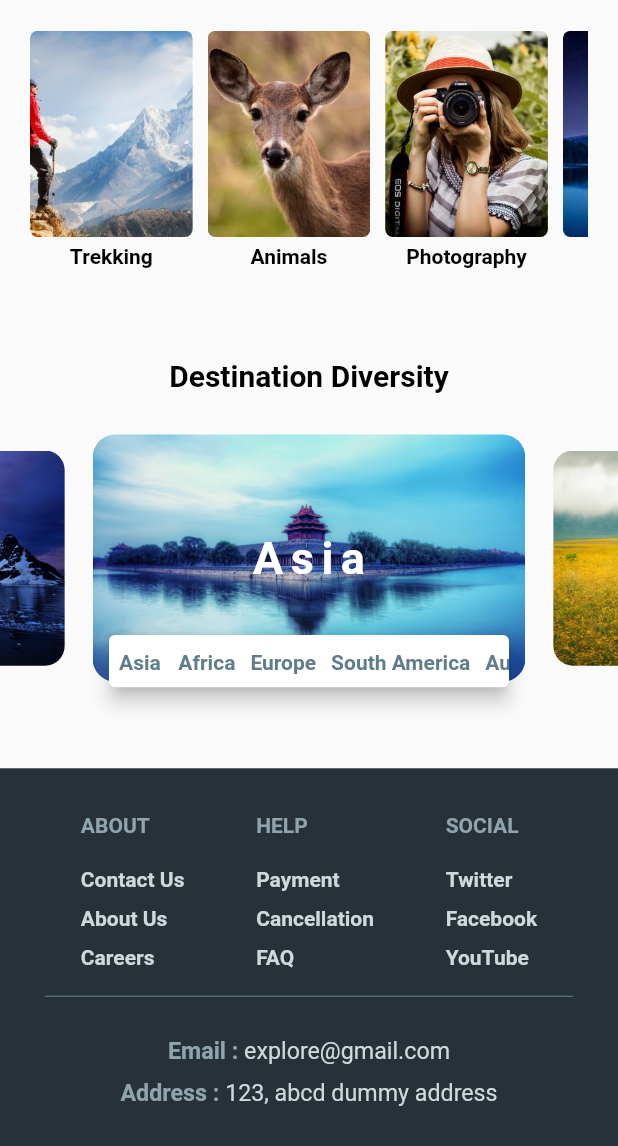
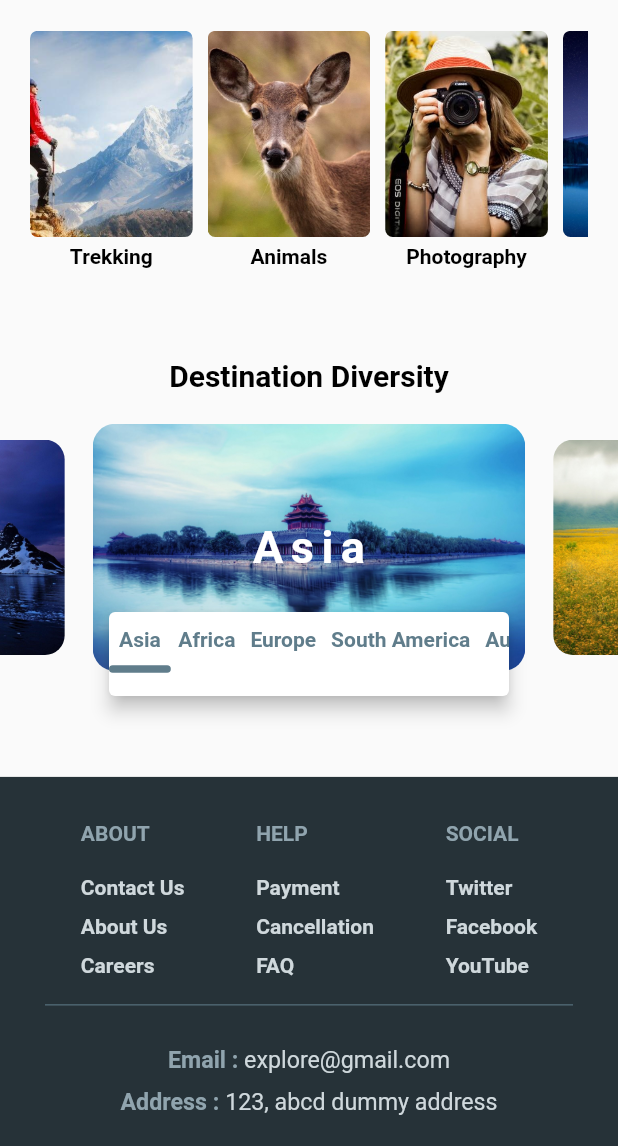
Before and after one commit to JadhavMonalisa/webpoc, a Flutter app: the screen it shows after launch, scrolled down 576 dp, on a phone screen of 412 x 824 dp, the part 90-1236 px from its top. Run offline on Flutter 3.47's test engine with Material 2 defaults, Android fonts, the light colour scheme and no system bars; drawn by our look-alikes of carousel_slider; our stand-ins replace shared_preferences.

```diff
--- a/lib/home/web/home/app_bar.dart
+++ b/lib/home/web/home/app_bar.dart
@@ -25,7 +25,7 @@ class _CustomHomeAppBarState extends State<CustomHomeAppBar> {
       child: Consumer<ThemeChangeModel>(
           builder: (context, ThemeChangeModel themeProvider,child){
         return Container(
-          color: appBarColor.withOpacity(widget.opacity!),
+          color: blueGrey900.withOpacity(widget.opacity!),
           child: Padding(
             padding: const EdgeInsets.all(10.0),
             child: Row(
@@ -44,7 +44,7 @@ class _CustomHomeAppBarState extends State<CustomHomeAppBar> {
                     Column(
                       mainAxisSize: MainAxisSize.min,
                       children: [
-                        buildTextWidget("Discover",fontColor: isHovering[0] ? appBarTextLightBlueColor : whiteColor ),
+                        buildTextWidget("Discover",fontColor: isHovering[0] ? blue200 : whiteColor ),
                         const SizedBox(height: 5.0,),
                         Visibility(
                           visible: isHovering[0],
@@ -69,7 +69,7 @@ class _CustomHomeAppBarState extends State<CustomHomeAppBar> {
                     child: Column(
                       mainAxisSize: MainAxisSize.min,
                       children: [
-                        buildTextWidget("Contact Us",fontColor: isHovering[1] ? appBarTextLightBlueColor : whiteColor),
+                        buildTextWidget("Contact Us",fontColor: isHovering[1] ? blue200 : whiteColor),
                         const SizedBox(height: 5.0,),
                         Visibility(
                           visible: isHovering[1],
@@ -84,7 +84,7 @@ class _CustomHomeAppBarState extends State<CustomHomeAppBar> {
                     )
                 ),
                 const Spacer(),
-                buildTextWidget(themeProvider.isDark ? "Dark Mode": "Light Mode",fontColor: whiteColor),
+                buildTextWidget(themeProvider.isDark ? "Dark Mode": "Light Mode",fontColor: whiteColor,fontSize: 12.0),
                 IconButton(
                     onPressed: (){
                       setState(() {
@@ -106,7 +106,7 @@ class _CustomHomeAppBarState extends State<CustomHomeAppBar> {
                         isHovering[2] = value;
                       });
                     },
-                    child: buildTextWidget("Sign Up",fontColor:isHovering[2] ? appBarTextLightBlueColor : whiteColor,)),
+                    child: buildTextWidget("Sign Up",fontColor:isHovering[2] ? blue200 : whiteColor,)),
                 const SizedBox(width: 10.0,),
                 InkWell(
                   onTap: (){},
@@ -115,7 +115,7 @@ class _CustomHomeAppBarState extends State<CustomHomeAppBar> {
                       isHovering[3] = value;
                     });
                   },
-                  child: buildTextWidget("Login",fontColor: isHovering[3] ? appBarTextLightBlueColor : whiteColor,),
+                  child: buildTextWidget("Login",fontColor: isHovering[3] ? blue200 : whiteColor,),
                 ),
                 const SizedBox(width: 10.0,),
               ],
--- a/lib/home/web/home/destination.dart
+++ b/lib/home/web/home/destination.dart
@@ -27,11 +27,14 @@ class _DestinationsState extends State<Destinations> {
     return Consumer<ThemeChangeModel> (
     builder: (context,ThemeChangeModel themeProvider,child)
     {
+      print("screenSize.width");
+      print(screenSize.width);
+      print("screenSize.height");
+      print(screenSize.height);
       return Column(
         children: [
           const SizedBox(height: 50.0,),
           buildTextWidget("Destination Diversity",fontColor: themeProvider.isDark ? whiteColor : blackColor,fontWeight: FontWeight.bold,fontSize: 20.0),
-          const SizedBox(height: 20.0,),
           Stack(
             alignment: Alignment.center,
             children: [
@@ -45,7 +48,7 @@ class _DestinationsState extends State<Destinations> {
                       child: Image.asset(Strings.destinationSliderImages[itemIndex],fit: BoxFit.cover,),
                     ),
                 options: CarouselOptions(
-                    autoPlay: false,
+                    autoPlay: true,
                     enlargeCenterPage: true,
                     viewportFraction: 0.7,
                     aspectRatio: 20 / 8,
@@ -71,12 +74,11 @@ class _DestinationsState extends State<Destinations> {
               ///destination title
               ResponsiveWidget.isSmallScreen(context)
                   ? AspectRatio(
-                aspectRatio: 16/7,
-                child: Align(
-                  alignment: Alignment.bottomCenter,
-                  child:  Padding(
+                aspectRatio: ResponsiveWidget.isScreenLessThan500(context) ? 16/8 :16/7,
+                child: Padding(
                   padding: EdgeInsets.only(
-                        top: screenSize.width / 3,
+                      top: ResponsiveWidget.isScreenLessThan500(context)
+                          ? screenSize.width / 2.9 : screenSize.width/3.1,
                       left: screenSize.width / 6,
                       right: screenSize.width / 6),
                   child: Card(
@@ -91,8 +93,8 @@ class _DestinationsState extends State<Destinations> {
                               Column(
                                 children: [
                                   InkWell(
-                                        splashColor: Colors.transparent,
-                                        hoverColor: Colors.transparent,
+                                    splashColor: transparent,
+                                    hoverColor: transparent,
                                     onHover: (value) {
                                       setState(() {
                                         value
@@ -110,8 +112,8 @@ class _DestinationsState extends State<Destinations> {
                                           bottom: screenSize.height / 90),
                                       child: buildTextWidget(Strings.destinationSliderTitle[i],
                                           fontColor: themeProvider.isDark
-                                                  ? isHovering[i] ? Colors.lightBlue[200]! : Colors.lightBlue
-                                                  : isHovering[i] ? Colors.blueGrey[900]! : Colors.blueGrey),
+                                              ? isHovering[i] ? lightBlue200 : lightBlue
+                                              : isHovering[i] ? blueGrey900 : blueGrey),
                                     ),
                                   ),
                                   Visibility(
@@ -126,8 +128,8 @@ class _DestinationsState extends State<Destinations> {
                                         height: 5,
                                         decoration: BoxDecoration(
                                           color: themeProvider.isDark
-                                                  ? Colors.lightBlue
-                                                  : Colors.blueGrey,
+                                              ? lightBlue
+                                              : blueGrey,
                                           borderRadius: const BorderRadius.all(
                                             Radius.circular(10),
                                           ),
@@ -139,9 +141,8 @@ class _DestinationsState extends State<Destinations> {
                                 ],
                               )
                           ],
+                        ),
                       )
-                        )
-                    ),
                   ),
                 ),
               )
@@ -168,8 +169,8 @@ class _DestinationsState extends State<Destinations> {
                                 mainAxisSize: MainAxisSize.min,
                                 children: [
                                   InkWell(
-                                    splashColor: Colors.transparent,
-                                    hoverColor: Colors.transparent,
+                                    splashColor: transparent,
+                                    hoverColor: transparent,
                                     onHover: (value) {
                                       setState(() {
                                         value
@@ -187,8 +188,8 @@ class _DestinationsState extends State<Destinations> {
                                       child: buildTextWidget(Strings.destinationSliderTitle[i],
                                           fontColor:
                                             themeProvider.isDark
-                                            ? isHovering[i] ? Colors.lightBlue[200]! : Colors.lightBlue
-                                            : isHovering[i] ? Colors.blueGrey[900]! : Colors.blueGrey
+                                            ? isHovering[i] ? lightBlue200 : lightBlue
+                                            : isHovering[i] ? blueGrey900 : blueGrey
                                       ),
                                     ),
                                   ),
@@ -204,8 +205,8 @@ class _DestinationsState extends State<Destinations> {
                                         height: 5,
                                         decoration: BoxDecoration(
                                           color: themeProvider.isDark
-                                          ? Colors.lightBlue
-                                          : Colors.blueGrey,
+                                          ? lightBlue
+                                          : blueGrey,
                                           borderRadius: const BorderRadius.all(
                                             Radius.circular(10),
                                           ),
--- a/lib/home/web/home/home_screen.dart
+++ b/lib/home/web/home/home_screen.dart
@@ -74,7 +74,7 @@ class _HomePageState extends State<HomePage> {
                          icon: Icon(themeProvider.isDark?Icons.nightlight_round:Icons.wb_sunny,color: whiteColor,)),
                      const SizedBox(width: 10.0,),
                    ],
-                   backgroundColor: appBarColor.withOpacity(opacity),)
+                   backgroundColor: blueGrey900.withOpacity(opacity),)
                      : PreferredSize(
                    preferredSize: Size(screenSize.width,1000),
                    child: CustomHomeAppBar(opacity: opacity,),
--- a/lib/widgets/common_colors.dart
+++ b/lib/widgets/common_colors.dart
@@ -3,11 +3,18 @@ import 'package:flutter/material.dart';
 Color whiteColor = Colors.white;
 Color blackColor = Colors.black;
 Color greyColor = Colors.grey;
-Color appBarBlueColor = Colors.blue;
-Color appBarTextLightBlueColor = Colors.blue.shade200;
-Color appBarColor = Colors.blueGrey.shade900;
+Color transparent = Colors.transparent;
+
+Color blueGrey = Colors.blueGrey;
+Color blueGrey100 = Colors.blueGrey.shade100;
+Color blueGrey300 = Colors.blueGrey.shade300;
 Color blueGrey500 = Colors.blueGrey.shade500;
-Color blueGrey300 = Colors.blueGrey.shade300;
-Color blueGrey100 = Colors.blueGrey.shade100;
+Color blueGrey900 = Colors.blueGrey.shade900;
+
+Color blueColor = Colors.blue;
 Color blue100 = Colors.blue.shade100;
+Color blue200 = Colors.blue.shade200;
 Color blue300 = Colors.blue.shade300;
+
+Color lightBlue = Colors.lightBlue;
+Color lightBlue200 = Colors.lightBlue.shade200;
--- a/lib/widgets/responsive_widget.dart
+++ b/lib/widgets/responsive_widget.dart
@@ -17,6 +17,9 @@ class ResponsiveWidget extends StatelessWidget {
     return MediaQuery.of(context).size.width >= 800 &&
         MediaQuery.of(context).size.width <= 1200;
   }
+  static bool isScreenLessThan500(BuildContext context){
+    return MediaQuery.of(context).size.width < 500;
+  }
 
   @override
   Widget build(BuildContext context) {
```
Lines whose indentation alone changed are shown as unchanged.
